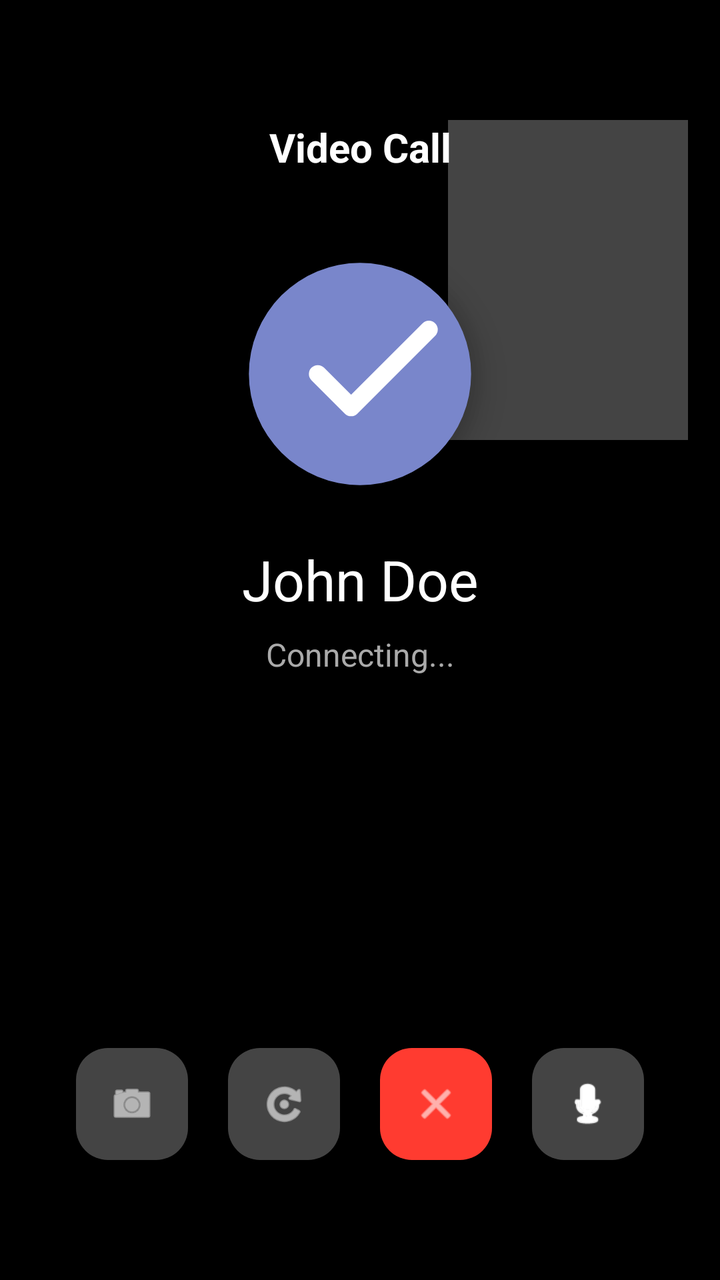
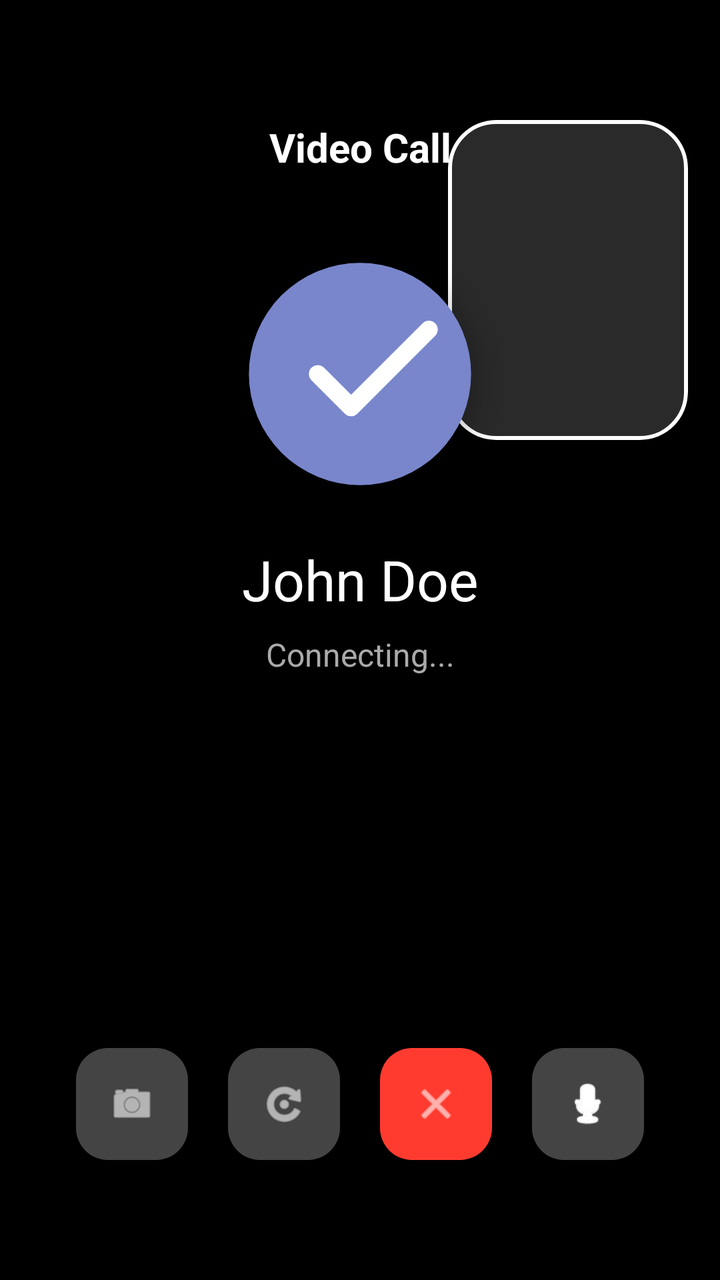

Screens rendered from an Android XML layout before and after an edit, with the pre-edit source and the edit as a unified diff.
<!-- AndroidManifest.xml: activity theme Theme.ChatSnap.NoActionBar -->
<!-- res/layout/activity_call.xml -->
<?xml version="1.0" encoding="utf-8"?>
<androidx.constraintlayout.widget.ConstraintLayout xmlns:android="http://schemas.android.com/apk/res/android"
    xmlns:app="http://schemas.android.com/apk/res-auto"
    android:layout_width="match_parent"
    android:layout_height="match_parent"
    android:background="#1A1A1A">

    <include layout="@layout/layout_bubbles" />

    
    <FrameLayout
        android:id="@+id/remote_video_view_container"
        android:layout_width="match_parent"
        android:layout_height="match_parent"
        android:background="#000000" />

    
    <FrameLayout
        android:id="@+id/local_video_view_container"
        android:layout_width="120dp"
        android:layout_height="160dp"
        android:layout_marginTop="60dp"
        android:layout_marginEnd="16dp"
        android:background="#444444"
        app:layout_constraintEnd_toEndOf="parent"
        app:layout_constraintTop_toTopOf="parent" />

    <TextView
        android:id="@+id/tvCallType"
        android:layout_width="wrap_content"
        android:layout_height="wrap_content"
        android:layout_marginTop="60dp"
        android:text="Video Call"
        android:textColor="#FFFFFF"
        android:textSize="20sp"
        android:textStyle="bold"
        android:elevation="10dp"
        app:layout_constraintEnd_toEndOf="parent"
        app:layout_constraintStart_toStartOf="parent"
        app:layout_constraintTop_toTopOf="parent" />

    <com.google.android.material.imageview.ShapeableImageView
        android:id="@+id/ivCallerProfile"
        android:layout_width="120dp"
        android:layout_height="120dp"
        android:layout_marginTop="40dp"
        android:scaleType="centerCrop"
        android:src="@drawable/ic_launcher_foreground"
        app:shapeAppearanceOverlay="@style/ShapeAppearance.Circle"
        android:elevation="10dp"
        app:layout_constraintEnd_toEndOf="parent"
        app:layout_constraintStart_toStartOf="parent"
        app:layout_constraintTop_toBottomOf="@id/tvCallType" />

    <TextView
        android:id="@+id/tvCallerName"
        android:layout_width="wrap_content"
        android:layout_height="wrap_content"
        android:layout_marginTop="24dp"
        android:text="John Doe"
        android:textColor="#FFFFFF"
        android:textSize="28sp"
        android:elevation="10dp"
        app:layout_constraintEnd_toEndOf="parent"
        app:layout_constraintStart_toStartOf="parent"
        app:layout_constraintTop_toBottomOf="@id/ivCallerProfile" />

    <TextView
        android:id="@+id/tvCallStatus"
        android:layout_width="wrap_content"
        android:layout_height="wrap_content"
        android:layout_marginTop="8dp"
        android:text="Connecting..."
        android:textColor="#AAAAAA"
        android:textSize="16sp"
        android:elevation="10dp"
        app:layout_constraintEnd_toEndOf="parent"
        app:layout_constraintStart_toStartOf="parent"
        app:layout_constraintTop_toBottomOf="@id/tvCallerName" />

    <LinearLayout
        android:layout_width="wrap_content"
        android:layout_height="wrap_content"
        android:layout_marginBottom="60dp"
        android:orientation="horizontal"
        android:elevation="12dp"
        app:layout_constraintBottom_toBottomOf="parent"
        app:layout_constraintEnd_toEndOf="parent"
        app:layout_constraintStart_toStartOf="parent">

        <com.google.android.material.floatingactionbutton.FloatingActionButton
            android:id="@+id/btnToggleCamera"
            android:layout_width="wrap_content"
            android:layout_height="wrap_content"
            android:layout_marginEnd="20dp"
            android:src="@android:drawable/ic_menu_camera"
            app:backgroundTint="#444444"
            app:tint="#FFFFFF"
            app:fabSize="normal" />

        <com.google.android.material.floatingactionbutton.FloatingActionButton
            android:id="@+id/btnSwitchCamera"
            android:layout_width="wrap_content"
            android:layout_height="wrap_content"
            android:layout_marginEnd="20dp"
            android:src="@android:drawable/ic_menu_rotate"
            app:backgroundTint="#444444"
            app:tint="#FFFFFF"
            app:fabSize="mini"
            android:layout_gravity="center_vertical" />

        <com.google.android.material.floatingactionbutton.FloatingActionButton
            android:id="@+id/btnEndCall"
            android:layout_width="wrap_content"
            android:layout_height="wrap_content"
            android:src="@android:drawable/ic_menu_close_clear_cancel"
            app:backgroundTint="#FF3B30"
            app:tint="#FFFFFF"
            app:fabSize="normal" />

        <com.google.android.material.floatingactionbutton.FloatingActionButton
            android:id="@+id/btnMute"
            android:layout_width="wrap_content"
            android:layout_height="wrap_content"
            android:layout_marginStart="20dp"
            android:src="@android:drawable/presence_audio_online"
            app:backgroundTint="#444444"
            app:tint="#FFFFFF"
            app:fabSize="normal" />
    </LinearLayout>
</androidx.constraintlayout.widget.ConstraintLayout>
<!-- res/layout/layout_bubbles.xml (included above) -->
<?xml version="1.0" encoding="utf-8"?>
<merge xmlns:android="http://schemas.android.com/apk/res/android"
    xmlns:app="http://schemas.android.com/apk/res-auto">

    
    <View
        android:layout_width="400dp"
        android:layout_height="400dp"
        android:layout_gravity="top|start"
        android:layout_marginTop="-100dp"
        android:layout_marginStart="-150dp"
        android:background="@drawable/bg_bubble"
        android:backgroundTint="?attr/colorPrimary"
        android:alpha="0.06"
        android:translationZ="-10dp" />

    
    <View
        android:layout_width="450dp"
        android:layout_height="450dp"
        android:layout_gravity="bottom|end"
        android:layout_marginBottom="-80dp"
        android:layout_marginEnd="-150dp"
        android:background="@drawable/bg_bubble"
        android:backgroundTint="#C500E6"
        android:alpha="0.05"
        android:translationZ="-10dp" />

</merge>
<!-- resources referenced by this layout -->
<resources>
  <!-- drawable bg_bubble (drawable) -->
  <?xml version="1.0" encoding="utf-8"?>
  <shape xmlns:android="http://schemas.android.com/apk/res/android"
      android:shape="oval">
      <solid android:color="?attr/colorPrimary" />
  </shape>
  <!-- drawable ic_launcher_foreground (drawable) -->
  <vector xmlns:android="http://schemas.android.com/apk/res/android"
      android:width="108dp"
      android:height="108dp"
      android:viewportWidth="108"
      android:viewportHeight="108">
      <path
          android:pathData="M54,54m-50,0a50,50 0,1 1,100 0a50,50 0,1 1,-100 0"
          android:fillColor="@color/primary_container"/>
      <path
          android:pathData="M35,54l15,15l35,-35"
          android:strokeColor="#FFFFFF"
          android:strokeWidth="8"
          android:strokeLineCap="round"
          android:strokeLineJoin="round"/>
  </vector>
  <style name="ShapeAppearance.Circle" parent="ShapeAppearance.MaterialComponents.SmallComponent">
          <item name="cornerFamily">rounded</item>
          <item name="cornerSize">50%</item>
      </style>
  <style name="Theme.ChatSnap.NoActionBar">
          <item name="windowActionBar">false</item>
          <item name="windowNoTitle">true</item>
      </style>
  <color name="primary_container">#7986CB</color>
</resources>

<!-- the commit's change to res/layout/activity_call.xml (unified diff, before → after) -->
@@ -15,13 +15,17 @@
         android:background="#000000" />
 
     
-    <FrameLayout
+    <com.google.android.material.card.MaterialCardView
         android:id="@+id/local_video_view_container"
         android:layout_width="120dp"
         android:layout_height="160dp"
         android:layout_marginTop="60dp"
         android:layout_marginEnd="16dp"
-        android:background="#444444"
+        app:cardCornerRadius="24dp"
+        app:cardElevation="8dp"
+        app:strokeWidth="2dp"
+        app:strokeColor="#FFFFFF"
+        app:cardBackgroundColor="#2A2A2A"
         app:layout_constraintEnd_toEndOf="parent"
         app:layout_constraintTop_toTopOf="parent" />
 
